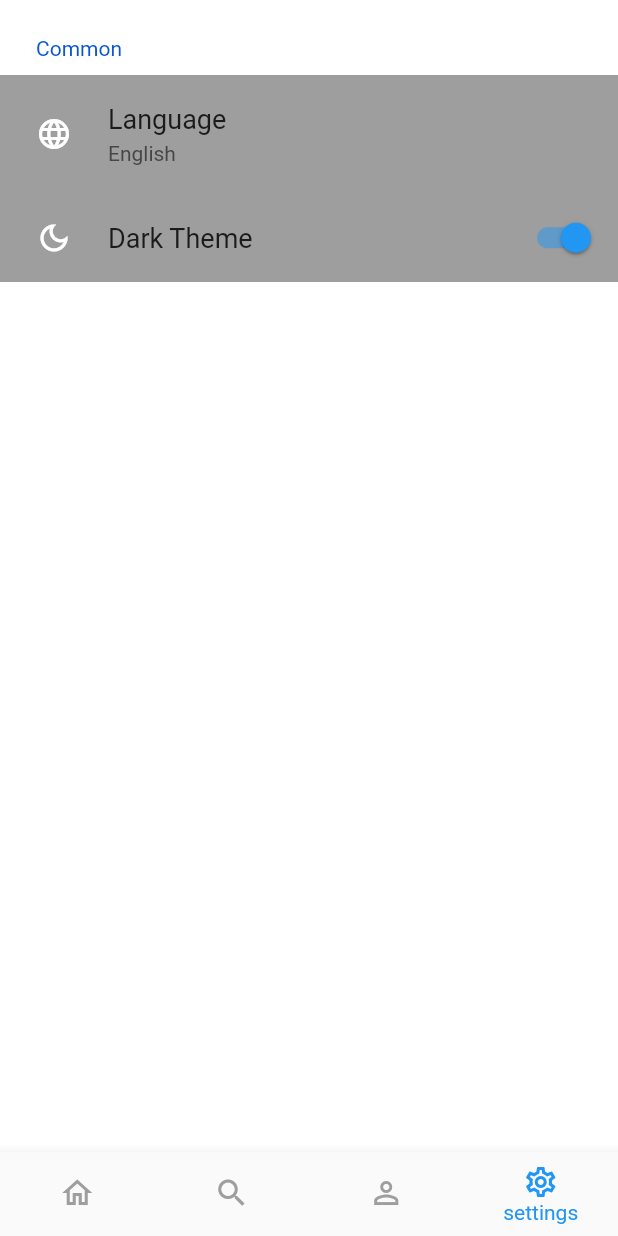
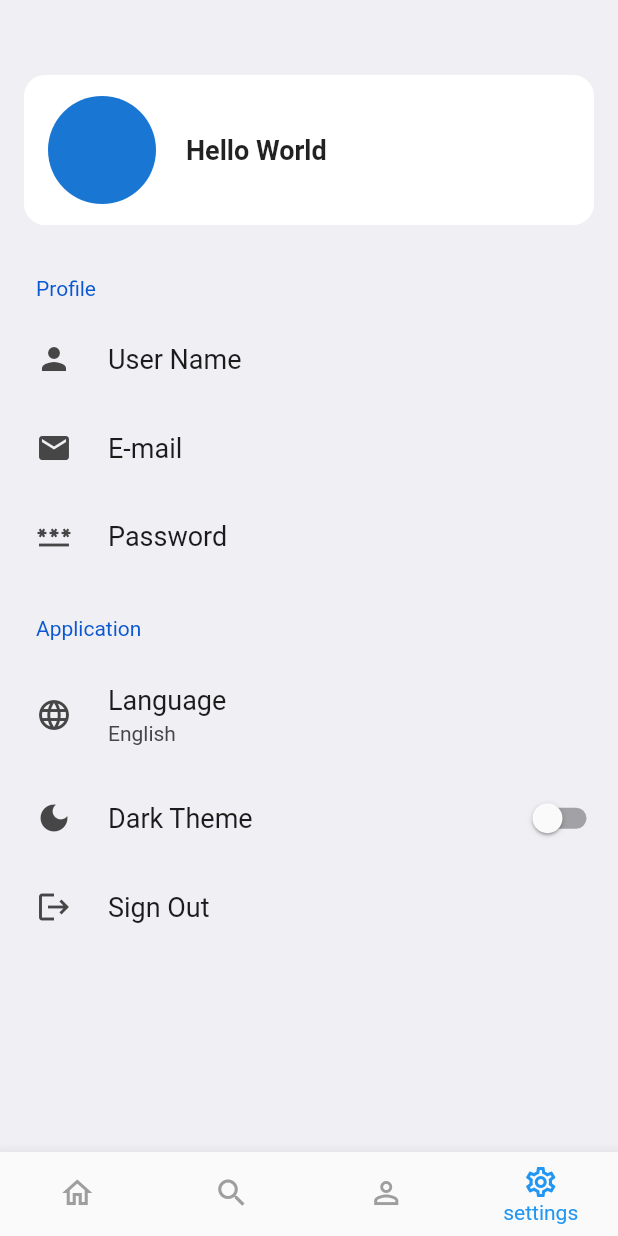
Before and after one commit to 21solclaro/comic-log-app, a Flutter app: the screen it shows after launch, item 4 of the bottom bar chosen, on a phone screen of 412 x 824 dp. Run offline on Flutter 3.47's test engine with Material 2 defaults, Android fonts, the phone set to English and light mode, and no system bars; drawn by our look-alikes of settings_ui; our stand-ins replace freezed_annotation, hooks_riverpod; network calls fail.

Commit message:
add: セッティングページのUI基礎を作成

```diff
--- a/lib/pages/setting_page.dart
+++ b/lib/pages/setting_page.dart
@@ -7,13 +7,55 @@ class SettingPage extends StatelessWidget {
   @override
   Widget build(BuildContext context) {
     return SettingsList(
+      contentPadding: const EdgeInsets.only(top: 50),
       lightTheme: const SettingsThemeData(
-          leadingIconsColor: Colors.white,
-          settingsListBackground: Colors.white,
-          settingsSectionBackground: Colors.grey),
+        settingsListBackground: Color(0xFFEFEFF4),
+      ),
       sections: [
+        CustomSettingsSection(
+          child: Padding(
+              padding: const EdgeInsets.fromLTRB(16, 0, 16, 10),
+              child: Container(
+                decoration: BoxDecoration(
+                    color: Colors.white,
+                    borderRadius: BorderRadius.circular(14)),
+                height: 100,
+                child: Row(
+                  children: const <Widget>[
+                    Padding(
+                      padding: EdgeInsets.only(left: 16, right: 20),
+                      child: CircleAvatar(
+                        maxRadius: 36,
+                      ),
+                    ),
+                    Text(
+                      'Hello World',
+                      style:
+                          TextStyle(fontSize: 18, fontWeight: FontWeight.bold),
+                    )
+                  ],
+                ),
+              )),
+        ),
         SettingsSection(
-          title: const Text('Common'),
+          title: const Text('Profile'),
+          tiles: <SettingsTile>[
+            SettingsTile.navigation(
+              leading: const Icon(Icons.person),
+              title: const Text('User Name'),
+            ),
+            SettingsTile.navigation(
+              leading: const Icon(Icons.email),
+              title: const Text('E-mail'),
+            ),
+            SettingsTile.navigation(
+              leading: const Icon(Icons.password),
+              title: const Text('Password'),
+            ),
+          ],
+        ),
+        SettingsSection(
+          title: const Text('Application'),
           tiles: <SettingsTile>[
             SettingsTile.navigation(
               leading: const Icon(Icons.language),
@@ -22,9 +64,17 @@ class SettingPage extends StatelessWidget {
             ),
             SettingsTile.switchTile(
               onToggle: (value) {},
-              initialValue: true,
-              leading: const Icon(Icons.dark_mode_outlined),
+              initialValue: false,
+              leading: const Icon(Icons.dark_mode),
               title: const Text('Dark Theme'),
+            ),
+          ],
+        ),
+        SettingsSection(
+          tiles: <SettingsTile>[
+            SettingsTile.navigation(
+              leading: const Icon(Icons.logout),
+              title: const Text('Sign Out'),
             ),
           ],
         ),
```
